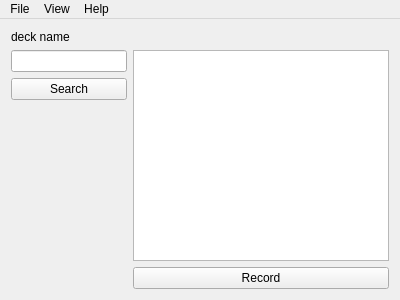
First picture: the form in src/mainwindow.ui, repository rafirafi/Voca, before the edit.
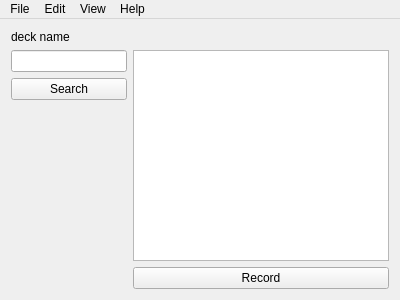
Second picture: the form after the edit. Icons and pictures are not drawn. Custom widgets are drawn as their Qt base class.

Commit message: Move current deck actions to an edit menu.

The edit to the form file:
```diff
--- a/src/mainwindow.ui
+++ b/src/mainwindow.ui
@@ -114,7 +114,17 @@
     </property>
     <addaction name="actionAbout"/>
    </widget>
+   <widget class="QMenu" name="menuEdit">
+    <property name="title">
+     <string>Edit</string>
+    </property>
+    <addaction name="actionDelete_current_deck"/>
+    <addaction name="actionRename_current_deck"/>
+    <addaction name="actionCreate_current_deck"/>
+    <addaction name="actionChoose_current_deck"/>
+   </widget>
    <addaction name="menuFile"/>
+   <addaction name="menuEdit"/>
    <addaction name="menuView"/>
    <addaction name="menuHelp"/>
   </widget>
```
Left out of the diff: 5 changed lines with no effect on the pictures.
